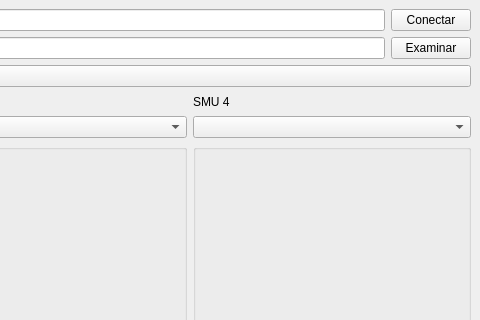
Qt form gui/ui/Keithley.ui (jsantos17/Tesis) before a commit; both pictures show x 670 to 1150 and y 0 to 320 of the 1150 by 641 pixel window.
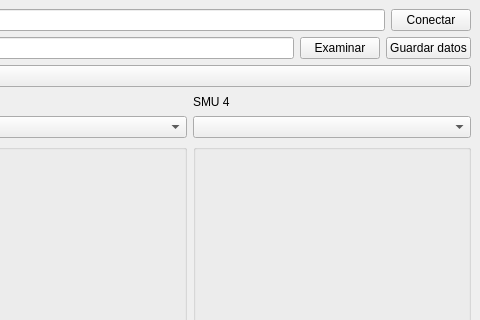
The same form after that commit.

```diff
--- a/gui/ui/Keithley.ui
+++ b/gui/ui/Keithley.ui
@@ -259,6 +259,13 @@
           </property>
          </widget>
         </item>
+        <item>
+         <widget class="QPushButton" name="save_button">
+          <property name="text">
+           <string>Guardar datos</string>
+          </property>
+         </widget>
+        </item>
        </layout>
       </item>
      </layout>
```
Left out of the diff: 2 changed lines with no effect on the pictures.
